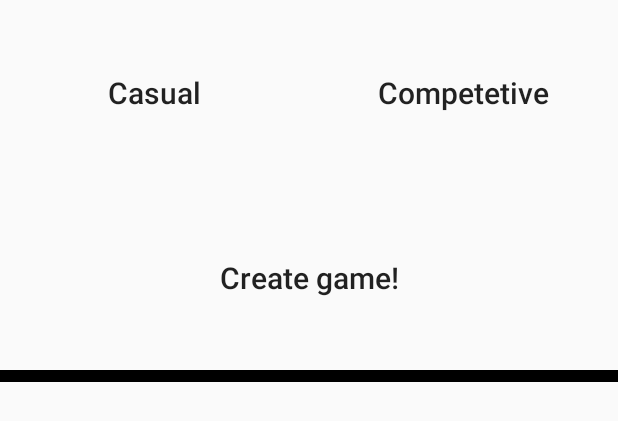
After one commit to xenioPL/MDCG, an Android app: the layout search_game_layout.xml on its own in the app's theme, with its tools: preview values and no code run, on a phone screen of 412 x 824 dp. The commit adds this screen. Shown: the top 421 px of the screen. Run offline under Robolectric (Android 15) with nearby library versions, the phone set to English and light mode, and no system bars.

Commit message:
Added custom MyAdapter class to MainActivity Working on SearchGameFragment...

```diff
--- /dev/null
+++ b/app/src/main/res/layout/search_game_layout.xml
@@ -0,0 +1,57 @@
+<?xml version="1.0" encoding="utf-8"?>
+<LinearLayout
+    xmlns:android="http://schemas.android.com/apk/res/android" android:layout_width="match_parent"
+    android:layout_height="match_parent"
+    android:orientation="vertical"
+    android:weightSum="100">
+
+    <LinearLayout
+        android:layout_width="match_parent"
+        android:layout_height="0dp"
+        android:layout_weight="15"
+        android:orientation="horizontal">
+
+        <Button
+            android:id="@+id/search_game_casual_button"
+            style="@style/Widget.AppCompat.Button.Borderless"
+            android:layout_width="0dp"
+            android:layout_height="match_parent"
+            android:layout_weight="1"
+            android:text="Casual"
+            android:textAllCaps="false"
+            android:textSize="20sp" />
+
+        <Button
+            android:id="@+id/search_game_competetive_button"
+            style="@style/Widget.AppCompat.Button.Borderless"
+            android:layout_width="0dp"
+            android:layout_height="match_parent"
+            android:layout_weight="1"
+            android:text="Competetive"
+            android:textAllCaps="false"
+            android:textSize="20sp" />
+
+    </LinearLayout>
+
+    <Button
+        android:id="@+id/search_game_make_game_button"
+        style="@style/Widget.AppCompat.Button.Borderless"
+        android:layout_width="match_parent"
+        android:layout_height="0dp"
+        android:layout_weight="15"
+        android:text="Create game!"
+        android:textAllCaps="false"
+        android:textSize="20sp" />
+
+    <View
+        android:background="#000000"
+        android:layout_width="match_parent"
+        android:layout_height="0dp"
+        android:layout_weight="1"/>
+
+    <ListView
+        android:layout_width="match_parent"
+        android:layout_height="0dp"
+        android:layout_weight="70"/>
+
+</LinearLayout>
```
Also changed, not shown: app/src/main/java/com/basketball/mdgc/basketball/MainActivity.java (+41 -33 lines), app/src/main/java/com/basketball/mdgc/basketball/SearchGameFragment.java (added, +28 -0 lines).
